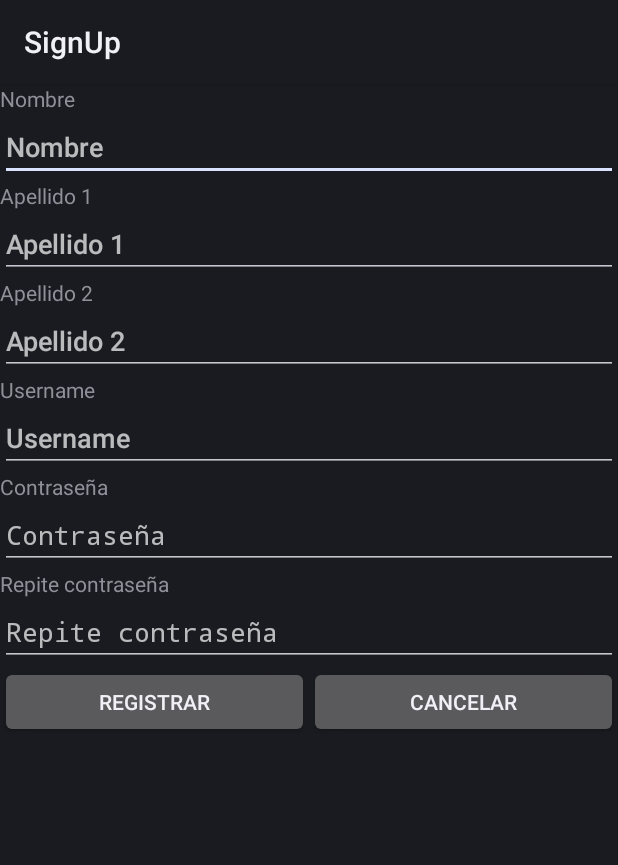
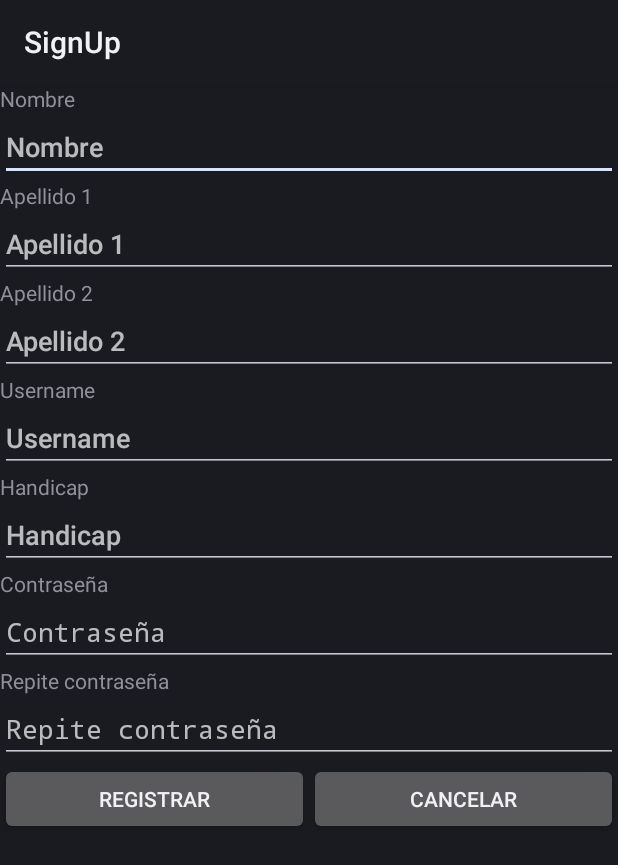
Before and after one commit to garibere13/TFG, an Android app: the SignUp screen opened directly, with no data from a screen before it, on a phone screen of 412 x 824 dp. Shown: the top 865 px of the screen. Run offline under Robolectric (Android 15) with nearby library versions, the phone set to English and light mode, and no system bars.

Commit message:
añadidio atributo handicap a usuario

```diff
--- a/Proyecto/app/src/main/res/layout/signupscreen.xml
+++ b/Proyecto/app/src/main/res/layout/signupscreen.xml
@@ -61,6 +61,20 @@
         tools:ignore="Autofill"/>
 
     <TextView
+        android:id="@+id/signup_handicap_label"
+        android:layout_width="match_parent"
+        android:layout_height="wrap_content"
+        android:text="@string/signup_handicap"/>
+
+    <EditText
+        android:id="@+id/signup_handicap_text"
+        android:layout_width="match_parent"
+        android:layout_height="wrap_content"
+        android:hint="@string/signup_handicap"
+        android:inputType="numberDecimal|numberSigned"
+        tools:ignore="Autofill"/>
+
+    <TextView
         android:id="@+id/signup_con1_label"
         android:layout_width="match_parent"
         android:layout_height="wrap_content"
--- a/Proyecto/app/src/main/res/values/strings.xml
+++ b/Proyecto/app/src/main/res/values/strings.xml
@@ -18,6 +18,7 @@
     <string name="login_signup">¡Regístrate!</string>
 
     <string name="signup_username">Username</string>
+    <string name="signup_handicap">Handicap</string>
     <string name="signup_name">Nombre</string>
     <string name="signup_ape1">Apellido 1</string>
     <string name="signup_ape2">Apellido 2</string>
```
Also changed, not shown: Proyecto/app/src/main/java/proyecto/codigo/acceso/Fragment_Edit_Profile.java (+14 -3 lines), Proyecto/app/src/main/java/proyecto/codigo/acceso/Fragment_View_Profile.java (+6 -2 lines), Proyecto/app/src/main/java/proyecto/codigo/acceso/SignUp.java (+12 -2 lines), 179 other files.
